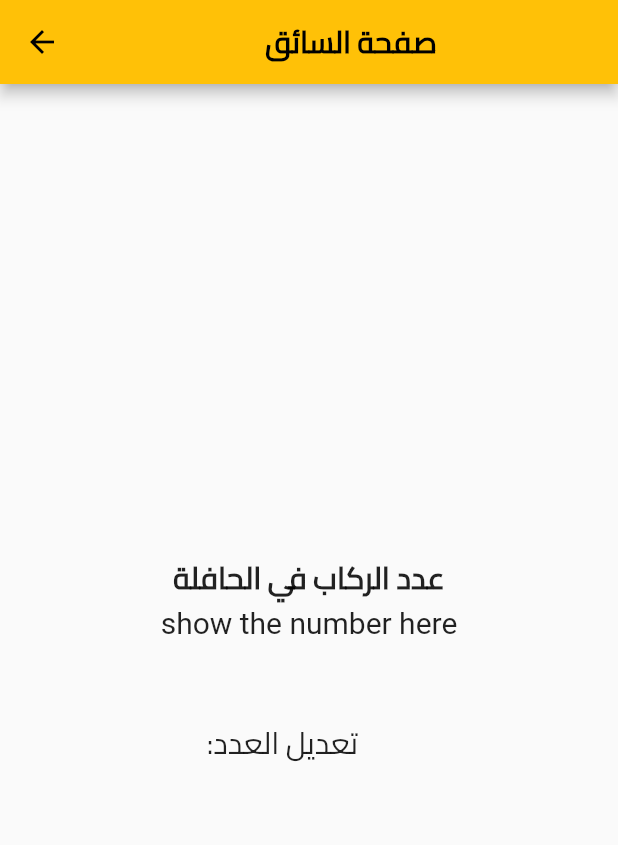
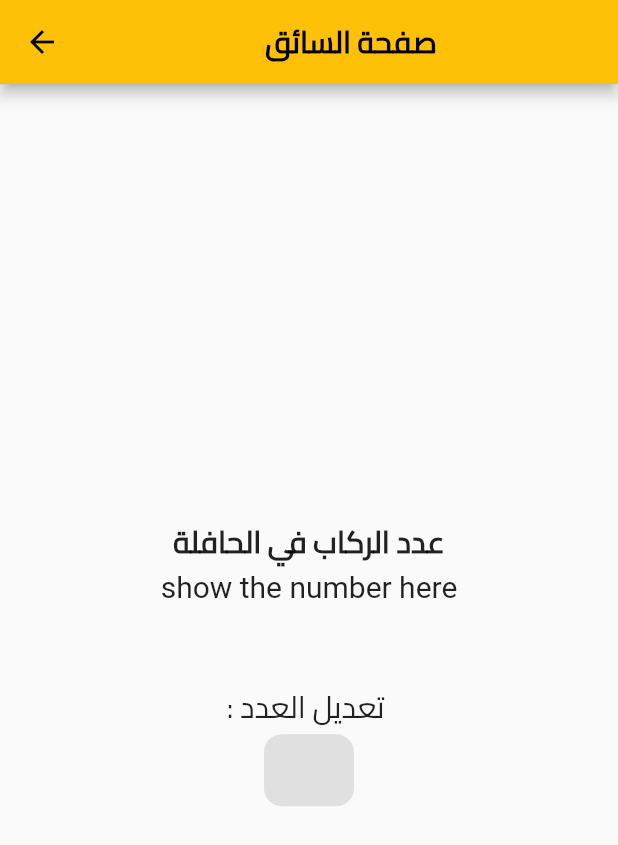
Before and after one commit to EyasMajeed/Novelty, a Flutter app: the DriverScreen screen opened directly, on a phone screen of 412 x 824 dp. Shown: the top 845 px of the screen. Run offline on Flutter 3.47's test engine with Material 2 defaults, Android fonts, the phone set to English and light mode, and no system bars; our stand-ins replace cloud_firestore, firebase_auth, firebase_core, google_fonts, timeline_tile; accounts and stored records are empty.

Commit message:
finish driver screen

```diff
--- a/lib/screens/homescreendriver.dart
+++ b/lib/screens/homescreendriver.dart
@@ -41,26 +41,38 @@ class _DriverScreenState extends State<DriverScreen> {
                 SizedBox(
                   height: 50.0,
                 ),
-                Row(
-                  mainAxisAlignment: MainAxisAlignment.center,
-                  children: [
-                    Center(
-                      child: Text(
-                        ' :تعديل العدد',
-                        style: TextStyle(fontSize: 20, fontFamily: 'Cairo'),
+                Text(
+                  ': تعديل العدد ',
+                  style: TextStyle(
+                    fontSize: 20.0,
+                    fontFamily: 'Cairo',
                   ),
                 ),
-                    GestureDetector(
+                Padding(
+                  padding: const EdgeInsets.symmetric(horizontal: 25),
                   child: Container(
                     decoration: BoxDecoration(
-                              color: Colors.white,
+                        color: Colors.grey.shade300,
                         borderRadius: BorderRadius.circular(12)),
+                    width: 60.0,
                     child: Padding(
-                            padding: const EdgeInsets.symmetric(horizontal: 20),
+                      padding: const EdgeInsets.symmetric(horizontal: 10),
+                      child: TextField(
+                        keyboardType: TextInputType.number,
+                        inputFormatters: <TextInputFormatter>[
+                          FilteringTextInputFormatter.allow(RegExp(r'[0-9]')),
+                          FilteringTextInputFormatter.digitsOnly
+                        ],
+                        decoration: InputDecoration(
+                            border: InputBorder.none,
+                            hintStyle: TextStyle(
+                              fontFamily: 'Cairo',
                             )),
                       ),
-                  ],
-                )
+                    ),
+                  ),
+                ),
+
               ],
             ),
           ),
```
Lines whose indentation alone changed are shown as unchanged.
